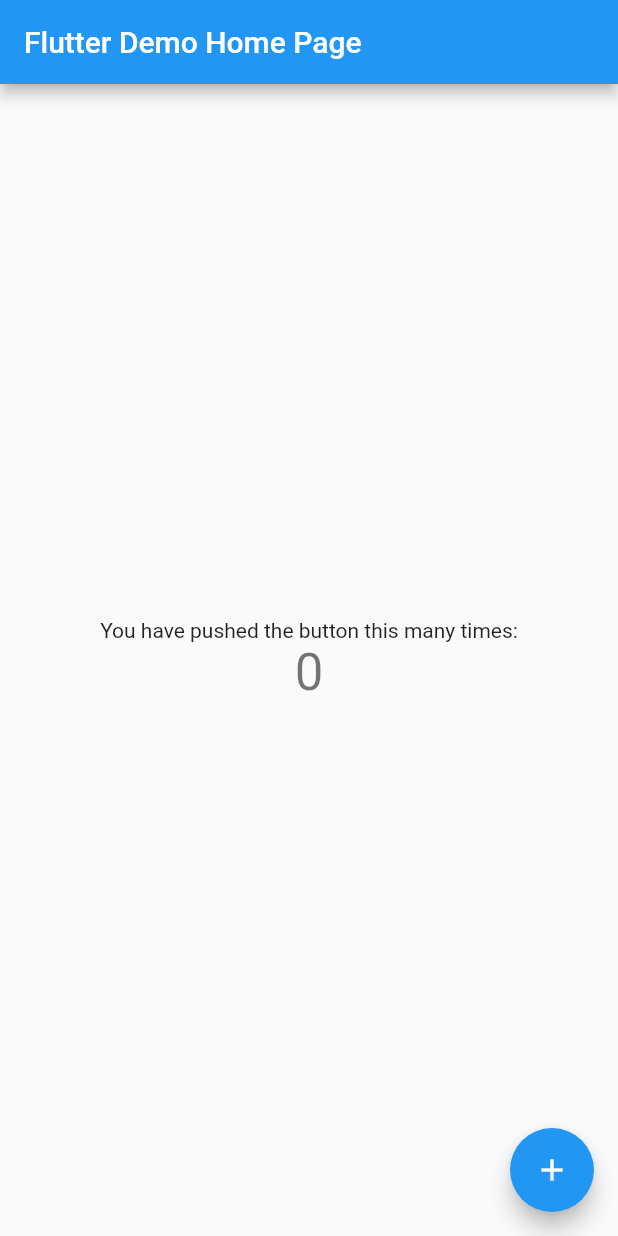
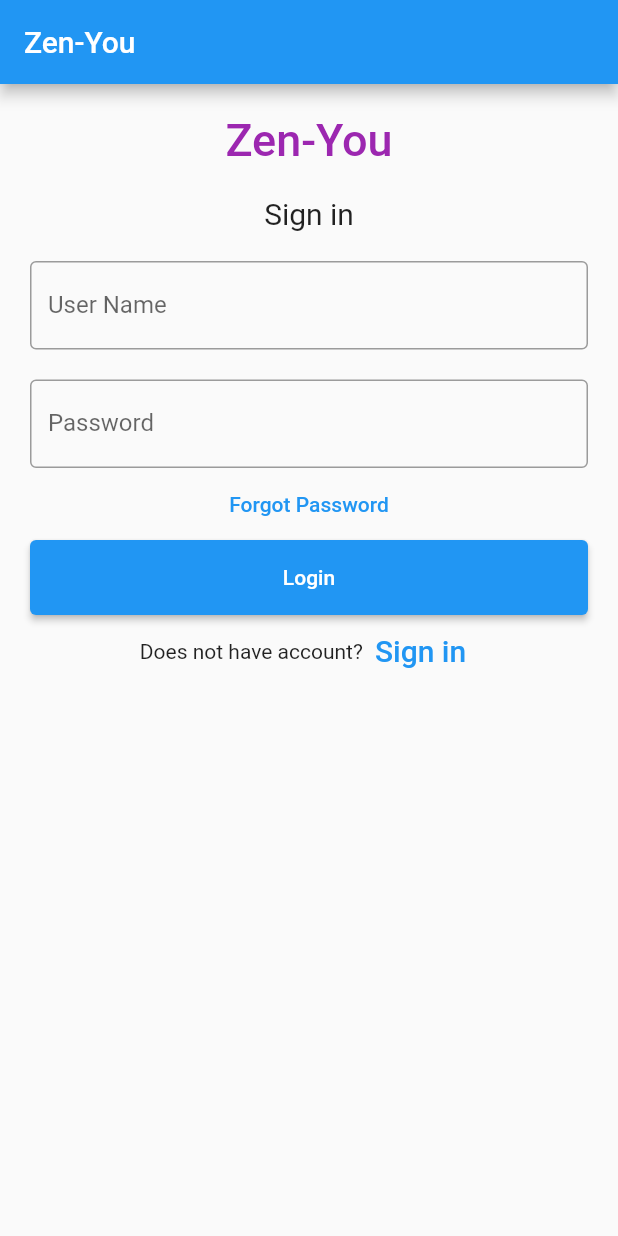
Before and after one commit to perezdi1/Zen_u, a Flutter app: the screen it shows after launch, on a phone screen of 412 x 824 dp. Run offline on Flutter 3.47's test engine with Material 2 defaults, Android fonts, the light colour scheme and no system bars.

Commit message:
INitial changes

```diff
--- a/lib/main.dart
+++ b/lib/main.dart
@@ -1,115 +1,112 @@
 import 'package:flutter/material.dart';
 
-void main() {
-  runApp(const MyApp());
-}
+void main() => runApp(const MyApp());
 
 class MyApp extends StatelessWidget {
-  const MyApp({super.key});
+  const MyApp({Key? key}) : super(key: key);
 
-  // This widget is the root of your application.
+  static const String _title = 'Zen-You';
+
   @override
   Widget build(BuildContext context) {
     return MaterialApp(
-      title: 'Flutter Demo',
-      theme: ThemeData(
-        // This is the theme of your application.
-        //
-        // Try running your application with "flutter run". You'll see the
-        // application has a blue toolbar. Then, without quitting the app, try
-        // changing the primarySwatch below to Colors.green and then invoke
-        // "hot reload" (press "r" in the console where you ran "flutter run",
-        // or simply save your changes to "hot reload" in a Flutter IDE).
-        // Notice that the counter didn't reset back to zero; the application
-        // is not restarted.
-        primarySwatch: Colors.blue,
+      title: _title,
+      home: Scaffold(
+        appBar: AppBar(title: const Text(_title)),
+        body: const MyStatefulWidget(),
       ),
-      home: const MyHomePage(title: 'Flutter Demo Home Page'),
     );
   }
 }
 
-class MyHomePage extends StatefulWidget {
-  const MyHomePage({super.key, required this.title});
-
-  // This widget is the home page of your application. It is stateful, meaning
-  // that it has a State object (defined below) that contains fields that affect
-  // how it looks.
-
-  // This class is the configuration for the state. It holds the values (in this
-  // case the title) provided by the parent (in this case the App widget) and
-  // used by the build method of the State. Fields in a Widget subclass are
-  // always marked "final".
-
-  final String title;
+class MyStatefulWidget extends StatefulWidget {
+  const MyStatefulWidget({Key? key}) : super(key: key);
 
   @override
-  State<MyHomePage> createState() => _MyHomePageState();
+  State<MyStatefulWidget> createState() => _MyStatefulWidgetState();
 }
 
-class _MyHomePageState extends State<MyHomePage> {
-  int _counter = 0;
-
-  void _incrementCounter() {
-    setState(() {
-      // This call to setState tells the Flutter framework that something has
-      // changed in this State, which causes it to rerun the build method below
-      // so that the display can reflect the updated values. If we changed
-      // _counter without calling setState(), then the build method would not be
-      // called again, and so nothing would appear to happen.
-      _counter++;
-    });
-  }
+class _MyStatefulWidgetState extends State<MyStatefulWidget> {
+  TextEditingController nameController = TextEditingController();
+  TextEditingController passwordController = TextEditingController();
 
   @override
   Widget build(BuildContext context) {
-    // This method is rerun every time setState is called, for instance as done
-    // by the _incrementCounter method above.
-    //
-    // The Flutter framework has been optimized to make rerunning build methods
-    // fast, so that you can just rebuild anything that needs updating rather
-    // than having to individually change instances of widgets.
-    return Scaffold(
-      appBar: AppBar(
-        // Here we take the value from the MyHomePage object that was created by
-        // the App.build method, and use it to set our appbar title.
-        title: Text(widget.title),
-      ),
-      body: Center(
-        // Center is a layout widget. It takes a single child and positions it
-        // in the middle of the parent.
-        child: Column(
-          // Column is also a layout widget. It takes a list of children and
-          // arranges them vertically. By default, it sizes itself to fit its
-          // children horizontally, and tries to be as tall as its parent.
-          //
-          // Invoke "debug painting" (press "p" in the console, choose the
-          // "Toggle Debug Paint" action from the Flutter Inspector in Android
-          // Studio, or the "Toggle Debug Paint" command in Visual Studio Code)
-          // to see the wireframe for each widget.
-          //
-          // Column has various properties to control how it sizes itself and
-          // how it positions its children. Here we use mainAxisAlignment to
-          // center the children vertically; the main axis here is the vertical
-          // axis because Columns are vertical (the cross axis would be
-          // horizontal).
-          mainAxisAlignment: MainAxisAlignment.center,
+    return Padding(
+        padding: const EdgeInsets.all(10),
+        child: ListView(
           children: <Widget>[
-            const Text(
-              'You have pushed the button this many times:',
+            Container(
+                alignment: Alignment.center,
+                padding: const EdgeInsets.all(10),
+                child: const Text(
+                  'Zen-You',
+                  style: TextStyle(
+                      color: Colors.purple,
+                      fontWeight: FontWeight.w500,
+                      fontSize: 30),
+                )),
+            Container(
+                alignment: Alignment.center,
+                padding: const EdgeInsets.all(10),
+                child: const Text(
+                  'Sign in',
+                  style: TextStyle(fontSize: 20),
+                )),
+            Container(
+              padding: const EdgeInsets.all(10),
+              child: TextField(
+                controller: nameController,
+                decoration: const InputDecoration(
+                  border: OutlineInputBorder(),
+                  labelText: 'User Name',
+                ),
+              ),
             ),
-            Text(
-              '$_counter',
-              style: Theme.of(context).textTheme.headlineMedium,
+            Container(
+              padding: const EdgeInsets.fromLTRB(10, 10, 10, 0),
+              child: TextField(
+                obscureText: true,
+                controller: passwordController,
+                decoration: const InputDecoration(
+                  border: OutlineInputBorder(),
+                  labelText: 'Password',
+                ),
+              ),
+            ),
+            TextButton(
+              onPressed: () {
+                //forgot password screen
+              },
+              child: const Text('Forgot Password',),
+            ),
+            Container(
+                height: 50,
+                padding: const EdgeInsets.fromLTRB(10, 0, 10, 0),
+                child: ElevatedButton(
+                  child: const Text('Login'),
+                  onPressed: () {
+                    print(nameController.text);
+                    print(passwordController.text);
+                  },
+                )
+            ),
+            Row(
+              children: <Widget>[
+                const Text('Does not have account?'),
+                TextButton(
+                  child: const Text(
+                    'Sign in',
+                    style: TextStyle(fontSize: 20),
+                  ),
+                  onPressed: () {
+                    //signup screen
+                  },
+                )
+              ],
+              mainAxisAlignment: MainAxisAlignment.center,
             ),
           ],
-        ),
-      ),
-      floatingActionButton: FloatingActionButton(
-        onPressed: _incrementCounter,
-        tooltip: 'Increment',
-        child: const Icon(Icons.add),
-      ), // This trailing comma makes auto-formatting nicer for build methods.
-    );
+        ));
   }
 }
```
